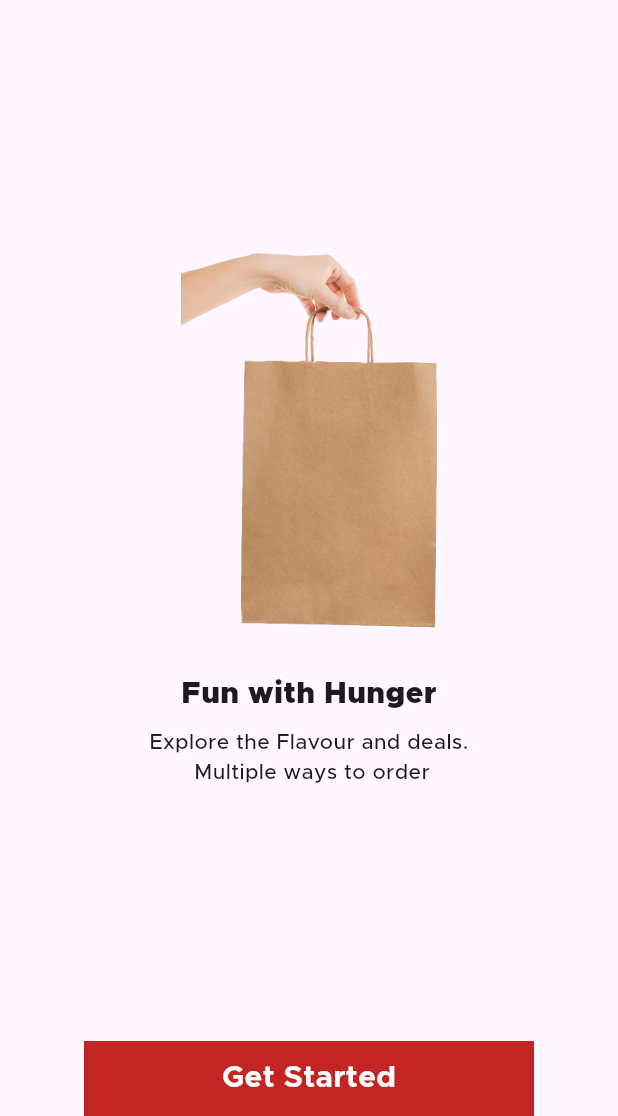
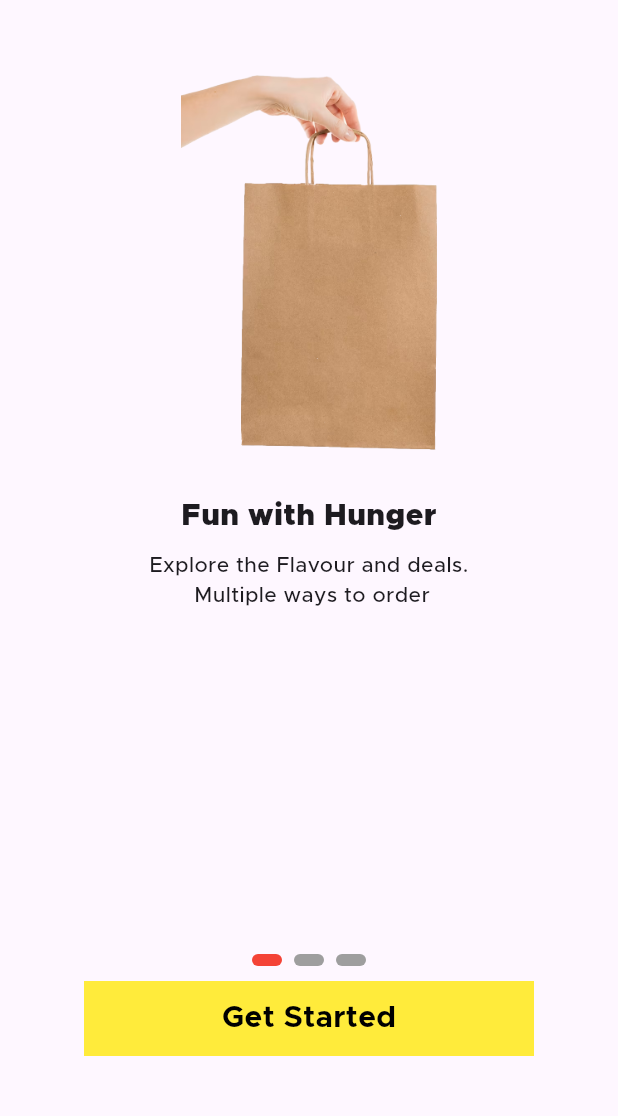
Before and after one commit to Tanmaykushwaha01/food-delivery-app-using-flutter, a Flutter app: the screen it shows after launch, on a phone screen of 412 x 824 dp, the part 120-1236 px from its top. Run offline on Flutter 3.47's test engine with Material 3 defaults, Android fonts, the phone set to English and light mode, and no system bars; drawn by our look-alikes of smooth_page_indicator.

Commit message:
Added swiping indicatpr on Get Started page

```diff
--- a/lib/view/login/welcome-view.dart
+++ b/lib/view/login/welcome-view.dart
@@ -2,6 +2,7 @@ import 'package:fhunger/common-widgets/rectangle-button.dart';
 import 'package:fhunger/common/colors.dart';
 import 'package:fhunger/view/login/login-view.dart';
 import 'package:flutter/material.dart';
+import 'package:smooth_page_indicator/smooth_page_indicator.dart';
 
 class WelcomeView extends StatefulWidget {
   const WelcomeView({super.key});
@@ -60,7 +61,6 @@ class _WelcomeViewState extends State<WelcomeView> {
               )),
           child: Row(
             mainAxisAlignment: MainAxisAlignment.center,
-            crossAxisAlignment: CrossAxisAlignment.center,
             children: [
               Image.asset(
                 'assets/images/logo.png',
@@ -78,7 +78,7 @@ class _WelcomeViewState extends State<WelcomeView> {
           ),
         ),
         const SizedBox(
-          height: 70,
+          height: 50,
         ),
         Expanded(
           child: PageView.builder(
@@ -88,12 +88,13 @@ class _WelcomeViewState extends State<WelcomeView> {
               itemBuilder: (context, index) {
                 var pObj = pageArr[index] as Map? ?? {};
                 return Column(
-                  crossAxisAlignment: CrossAxisAlignment.center,
-                  mainAxisAlignment: MainAxisAlignment.center,
                   children: [
                     Container(
                       width: media.width,
-                      constraints: const BoxConstraints(maxHeight: 250, minHeight: 250,),
+                      constraints: const BoxConstraints(
+                        maxHeight: 250,
+                        minHeight: 250,
+                      ),
                       alignment: Alignment.center,
                       child: Image.asset(
                         pObj['image'].toString(),
@@ -104,7 +105,6 @@ class _WelcomeViewState extends State<WelcomeView> {
                     const SizedBox(
                       height: 30,
                     ),
-
                     Text(
                       pObj['title'].toString(),
                       style: const TextStyle(
@@ -113,7 +113,9 @@ class _WelcomeViewState extends State<WelcomeView> {
                       ),
                       textAlign: TextAlign.center,
                     ),
-                    const SizedBox(height: 8,),
+                    const SizedBox(
+                      height: 8,
+                    ),
                     Text(
                       pObj['subtitle'].toString(),
                       style: const TextStyle(
@@ -121,27 +123,54 @@ class _WelcomeViewState extends State<WelcomeView> {
                         fontSize: 14,
                       ),
                       textAlign: TextAlign.center,
-                    )
+                    ),
                   ],
                 );
               }),
         ),
-        // Image.asset(
-        //   'assets/images/handbags.jpg',
-        //   height: 220,
-        // ),
-
         const SizedBox(
-          height: 70,
+          height: 60,
+        ),
+        SmoothPageIndicator(controller: controller, count: 3, effect: const SwapEffect(
+          activeDotColor: Colors.red, dotHeight: 8, dotWidth: 20
+        )),
+        // Row(
+        //   mainAxisAlignment: MainAxisAlignment.center,
+        //     children: pageArr.map((e) {
+        //       var index = pageArr.indexOf(e);
+        //       return Container(
+        //         height: 8,
+        //         width: 8,
+        //         margin: const EdgeInsets.symmetric(horizontal: 4),
+        //         decoration: BoxDecoration(
+        //           color: index == selectPage ? Colors.red : Colors.grey,
+        //           borderRadius: BorderRadius.circular(4),
+        //         ),
+        //       );
+        //     }).toList()),
+        const SizedBox(
+          height: 10,
         ),
         RectangleButton(
           title: 'Get Started',
-          fontColor: Colors.white,
-          buttonColor: primaryColor,
+          fontColor: Colors.black,
+          buttonColor: Colors.yellow,
           onPressed: () {
-            Navigator.push(context,
-                MaterialPageRoute(builder: (context) => const LoginView()));
+            if (selectPage >= 2) {
+              Navigator.push(context,
+                  MaterialPageRoute(builder: (context) => const LoginView()));
+            } else {
+              setState(() {
+                selectPage = selectPage + 1;
+                controller.animateToPage(selectPage,
+                    duration: const Duration(milliseconds: 500),
+                    curve: Curves.fastOutSlowIn);
+              });
+            }
           },
+        ),
+        const SizedBox(
+          height: 40,
         )
       ],
     ));
--- a/pubspec.yaml
+++ b/pubspec.yaml
@@ -36,6 +36,7 @@ dependencies:
   # Use with the CupertinoIcons class for iOS style icons.
   cupertino_icons: ^1.0.2
   font_awesome_flutter: ^10.6.0
+  smooth_page_indicator: ^1.1.0
 
 dev_dependencies:
   flutter_test:
```
Also changed, not shown: pubspec.lock.
